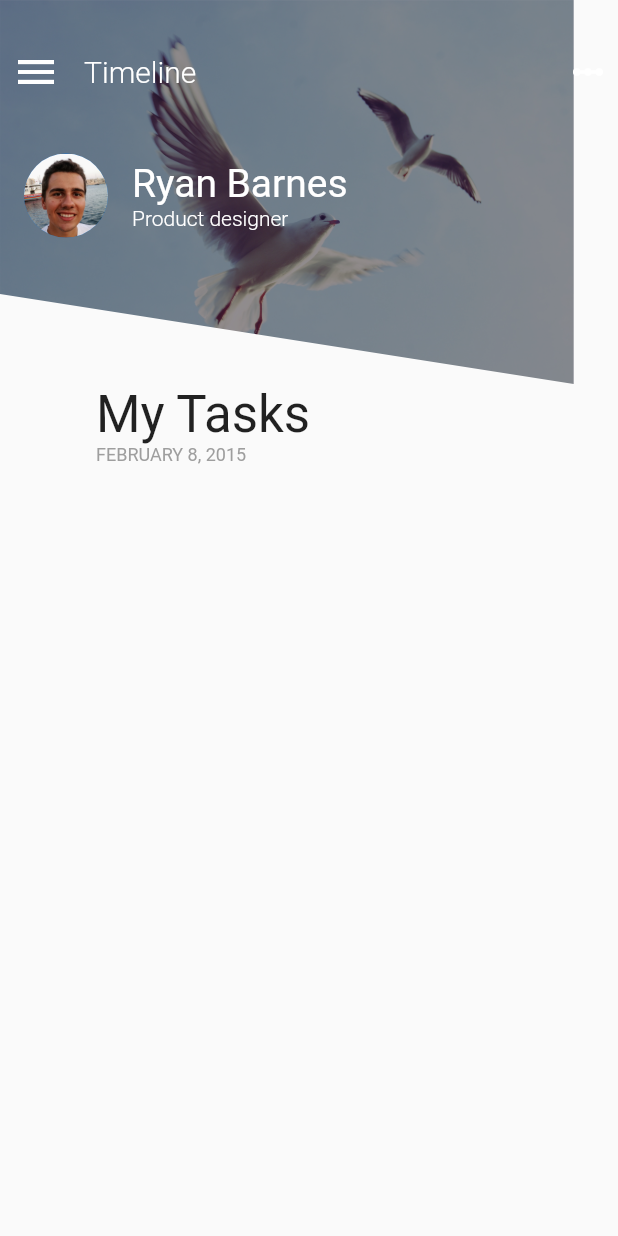
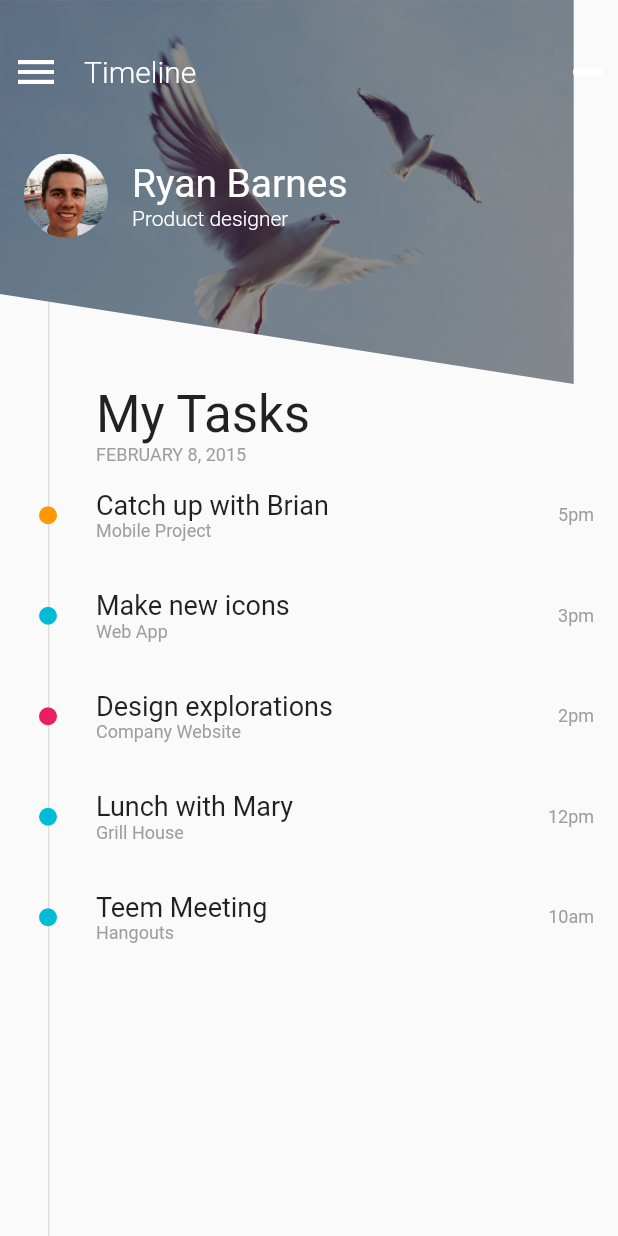
Before and after one commit to MarcinusX/flutter_ui_challenge_filter_menu, a Flutter app: the screen it shows after launch, on a phone screen of 412 x 824 dp. Run offline on Flutter 3.47's test engine with Material 2 defaults, Android fonts, the phone set to English and light mode, and no system bars.

Commit message:
List of tasks

```diff
--- a/lib/main.dart
+++ b/lib/main.dart
@@ -1,4 +1,6 @@
 import 'package:filter_menu/diagonal_clipper.dart';
+import 'package:filter_menu/task.dart';
+import 'package:filter_menu/task_row.dart';
 import 'package:flutter/material.dart';
 
 void main() => runApp(new MyApp());
@@ -23,6 +25,39 @@ class MainPage extends StatefulWidget {
   _MainPageState createState() => new _MainPageState();
 }
 
+List<Task> tasks = [
+  new Task(
+      name: "Catch up with Brian",
+      category: "Mobile Project",
+      time: "5pm",
+      color: Colors.orange,
+      completed: false),
+  new Task(
+      name: "Make new icons",
+      category: "Web App",
+      time: "3pm",
+      color: Colors.cyan,
+      completed: true),
+  new Task(
+      name: "Design explorations",
+      category: "Company Website",
+      time: "2pm",
+      color: Colors.pink,
+      completed: false),
+  new Task(
+      name: "Lunch with Mary",
+      category: "Grill House",
+      time: "12pm",
+      color: Colors.cyan,
+      completed: true),
+  new Task(
+      name: "Teem Meeting",
+      category: "Hangouts",
+      time: "10am",
+      color: Colors.cyan,
+      completed: true),
+];
+
 class _MainPageState extends State<MainPage> {
   final double _imageHeight = 256.0;
 
@@ -31,6 +66,7 @@ class _MainPageState extends State<MainPage> {
     return new Scaffold(
       body: new Stack(
         children: <Widget>[
+          _buildTimeline(),
           _buildIamge(),
           _buildTopHeader(),
           _buildProfileRow(),
@@ -128,9 +164,12 @@ class _MainPageState extends State<MainPage> {
     );
   }
 
-  //TODO
   Widget _buildTasksList() {
-    return new Container();
+    return new Expanded(
+      child: new ListView(
+        children: tasks.map((task) => new TaskRow(task: task)).toList(),
+      ),
+    );
   }
 
   Widget _buildMyTasksHeader() {
@@ -151,4 +190,16 @@ class _MainPageState extends State<MainPage> {
       ),
     );
   }
+
+  Widget _buildTimeline() {
+    return new Positioned(
+      top: 0.0,
+      bottom: 0.0,
+      left: 32.0,
+      child: new Container(
+        width: 1.0,
+        color: Colors.grey[300],
+      ),
+    );
+  }
 }
--- /dev/null
+++ b/lib/task_row.dart
@@ -0,0 +1,59 @@
+import 'package:filter_menu/task.dart';
+import 'package:flutter/material.dart';
+
+class TaskRow extends StatefulWidget {
+  final Task task;
+  final double dotSize = 12.0;
+
+  const TaskRow({Key key, this.task}) : super(key: key);
+
+  @override
+  State<StatefulWidget> createState() {
+    return new TaskRowState();
+  }
+}
+
+class TaskRowState extends State<TaskRow> {
+  @override
+  Widget build(BuildContext context) {
+    return new Padding(
+      padding: const EdgeInsets.symmetric(vertical: 16.0),
+      child: new Row(
+        children: <Widget>[
+          new Padding(
+            padding:
+                new EdgeInsets.symmetric(horizontal: 32.0 - widget.dotSize / 2),
+            child: new Container(
+              height: widget.dotSize,
+              width: widget.dotSize,
+              decoration: new BoxDecoration(
+                  shape: BoxShape.circle, color: widget.task.color),
+            ),
+          ),
+          new Expanded(
+            child: new Column(
+              crossAxisAlignment: CrossAxisAlignment.start,
+              children: <Widget>[
+                new Text(
+                  widget.task.name,
+                  style: new TextStyle(fontSize: 18.0),
+                ),
+                new Text(
+                  widget.task.category,
+                  style: new TextStyle(fontSize: 12.0, color: Colors.grey),
+                )
+              ],
+            ),
+          ),
+          new Padding(
+            padding: const EdgeInsets.only(right: 16.0),
+            child: new Text(
+              widget.task.time,
+              style: new TextStyle(fontSize: 12.0, color: Colors.grey),
+            ),
+          ),
+        ],
+      ),
+    );
+  }
+}
```
